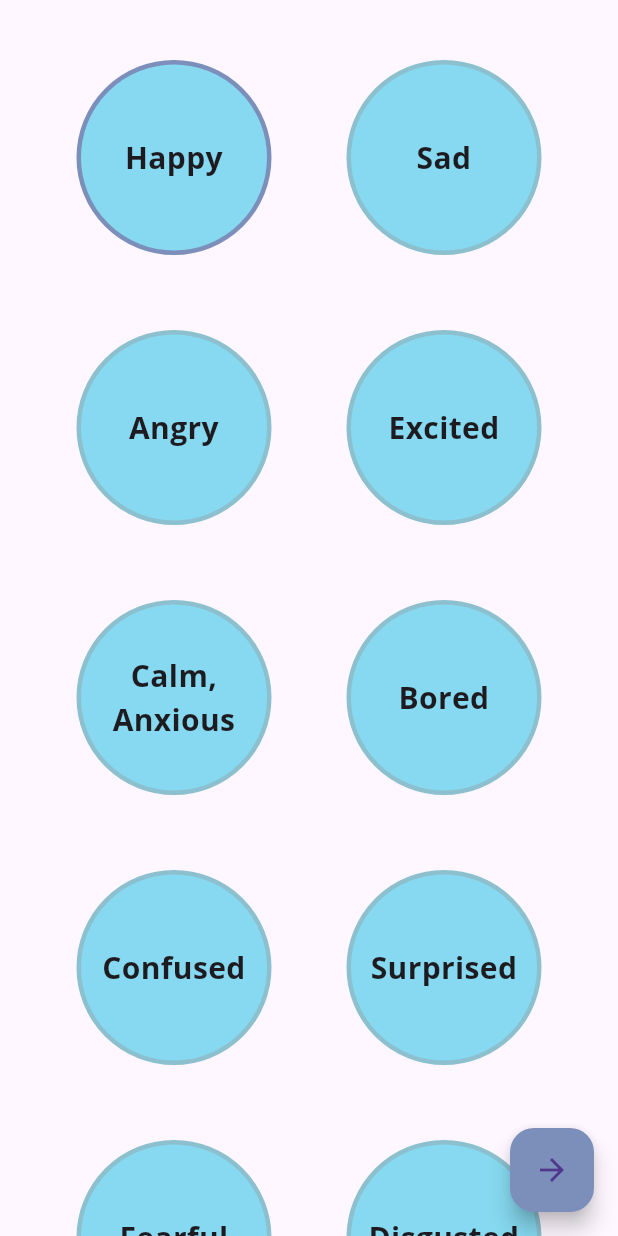
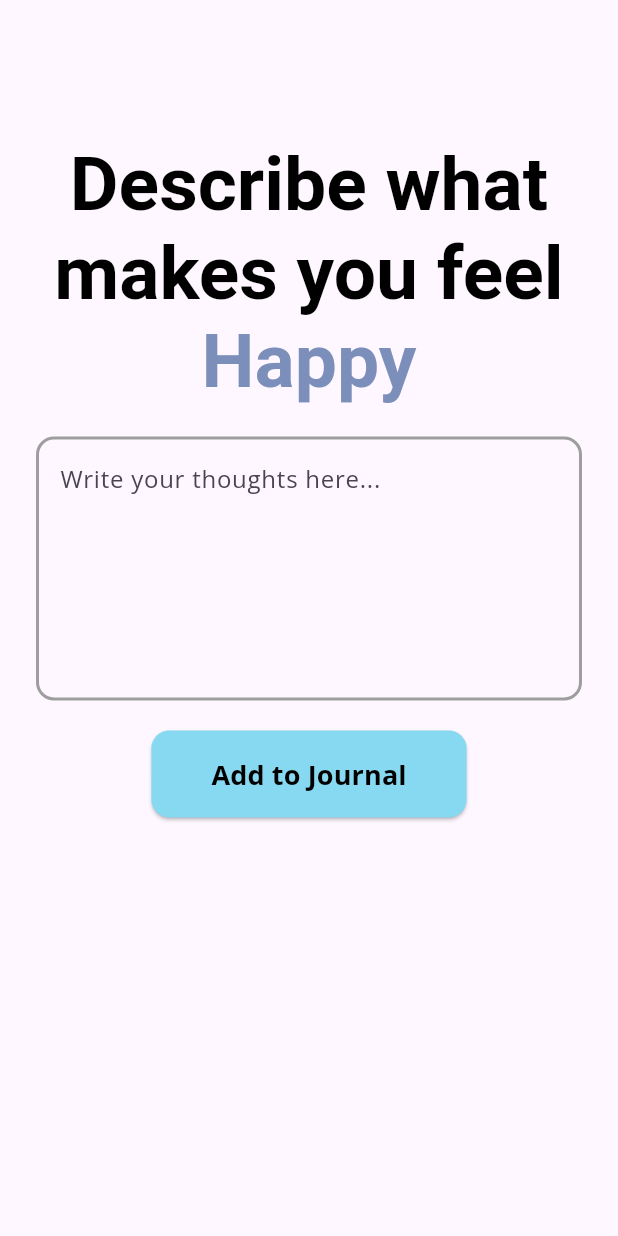
Before and after one commit to ISIS3510-202520/Flutter, a Flutter app: the IdentifyEmotionsView screen opened directly, after a tap on "Happy", after a tap on the "arrow forward" icon, on a phone screen of 412 x 824 dp. Run offline on Flutter 3.47's test engine with Material 3 defaults, Android fonts, the phone set to English and light mode, and no system bars; our stand-ins replace cloud_firestore, firebase_auth, firebase_core, flutter_dotenv, google_fonts; accounts and stored records are empty.

Commit message:
Journaling entry view complete (no connection to backend)

```diff
--- a/lib/mvvm/ui/view/Identify_emotions/Identify_emotions_view.dart
+++ b/lib/mvvm/ui/view/Identify_emotions/Identify_emotions_view.dart
@@ -1,4 +1,5 @@
 import 'package:flutter/material.dart';
+import 'package:here4u/mvvm/ui/view/journaling/journaling_view.dart';
 import 'package:here4u/mvvm/ui/view_model/Identify_emotions_view_model.dart';
 import 'package:provider/provider.dart';
 
@@ -32,13 +33,16 @@ class IdentifyEmotionsView extends StatelessWidget {
           ? FloatingActionButton(
               backgroundColor: Color(0xFF7C8FBB),
               onPressed: () {
-                // if (viewModel.confirmSelection()) {
-                //   Navigator.pushNamed(
-                //     context,
-                //     "/next",
-                //     arguments: viewModel.selectedEmotion,
-                //   );
-                // }
+                if (viewModel.confirmSelection()) {
+                  Navigator.push(
+                    context,
+                    MaterialPageRoute(
+                      builder: (context) => JournalingView(
+                        emotion: viewModel.selectedEmotion!,
+                      ),
+                    ),
+                  );
+                }
               },
               child: const Icon(Icons.arrow_forward),
             )
--- /dev/null
+++ b/lib/mvvm/ui/view/journaling/journaling_view.dart
@@ -0,0 +1,122 @@
+import 'package:flutter/material.dart';
+import 'package:here4u/mvvm/ui/view_model/journaling_view_model.dart';
+import 'package:provider/provider.dart';
+
+class JournalingView extends StatelessWidget {
+  final String emotion;
+
+  const JournalingView({super.key, required this.emotion});
+
+  @override
+  Widget build(BuildContext context) {
+    return ChangeNotifierProvider(
+      create: (_) => JournalingViewModel(emotion),
+      child: const _JournalingContent(),
+    );
+  }
+}
+
+class _JournalingContent extends StatefulWidget {
+  const _JournalingContent();
+
+  @override
+  State<_JournalingContent> createState() => _JournalingContentState();
+}
+
+class _JournalingContentState extends State<_JournalingContent> {
+  final TextEditingController _controller = TextEditingController();
+
+  @override
+  Widget build(BuildContext context) {
+    final viewModel = context.watch<JournalingViewModel>();
+
+    return Scaffold(
+  body: Padding(
+    padding: const EdgeInsets.all(24.0),
+    child: Column(
+      crossAxisAlignment: CrossAxisAlignment.start,
+      children: [
+        Padding(
+          padding: const EdgeInsets.only(top: 70.0),
+          child: RichText(
+            textAlign: TextAlign.center,
+            text: TextSpan(
+              style: const TextStyle(
+                fontSize: 50,
+                fontWeight: FontWeight.w600,
+                color: Colors.black,
+              ),
+              children: [
+                const TextSpan(text: 'Describe what makes you feel '),
+                TextSpan(
+                  text: viewModel.emotion,
+                  style: const TextStyle(
+                    color: Color(0xFF7C8FBB),
+                    fontWeight: FontWeight.bold,
+                  ),
+                ),
+              ],
+            ),
+          ),
+        ),
+        const SizedBox(height: 20),
+        TextField(
+          controller: _controller,
+          maxLines: 6,
+          decoration: InputDecoration(
+            hintText: "Write your thoughts here...",
+            enabledBorder: OutlineInputBorder(
+              borderRadius: BorderRadius.circular(12),
+              borderSide: const BorderSide(
+                color: Colors.grey,
+                width: 2.0,
+              ),
+            ),
+            focusedBorder: OutlineInputBorder(
+              borderRadius: BorderRadius.circular(12),
+              borderSide: const BorderSide(
+                color: Colors.grey,
+                width: 2.5,
+              ),
+            ),
+          ),
+        ),
+        const SizedBox(height: 20),
+        Center(
+          child: ElevatedButton(
+            onPressed: () {
+              viewModel.addToJournal(_controller.text);
+
+              ScaffoldMessenger.of(context).showSnackBar(
+                const SnackBar(
+                  content: Text("Entry added to journal!"),
+                ),
+              );
+
+              _controller.clear();
+            },
+            style: ElevatedButton.styleFrom(
+              backgroundColor: const Color(0xFF86D9F0),
+              padding:
+                  const EdgeInsets.symmetric(horizontal: 40, vertical: 16),
+              shape: RoundedRectangleBorder(
+                borderRadius: BorderRadius.circular(12),
+              ),
+            ),
+            child: const Text(
+              "Add to Journal",
+              style: TextStyle(
+                fontSize: 18,
+                fontWeight: FontWeight.bold,
+                color: Colors.black,
+              ),
+            ),
+          ),
+        )
+      ],
+    ),
+  ),
+);
+
+  }
+}
--- /dev/null
+++ b/lib/mvvm/ui/view_model/journaling_view_model.dart
@@ -0,0 +1,19 @@
+import 'package:flutter/foundation.dart';
+
+class JournalingViewModel extends ChangeNotifier {
+  final String emotion;
+
+  JournalingViewModel(this.emotion);
+
+  String? _journalText;
+  String? get journalText => _journalText;
+
+  void addToJournal(String text) {
+    if (text.trim().isEmpty) return;
+
+    _journalText = text;
+
+
+    notifyListeners();
+  }
+}
```
